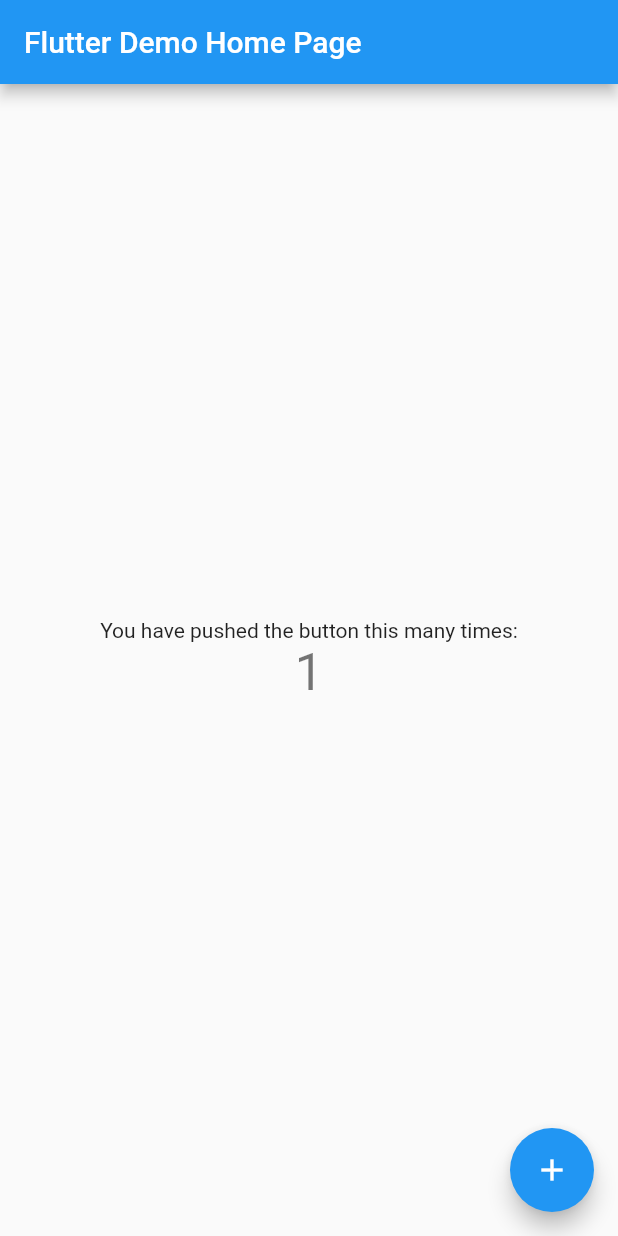
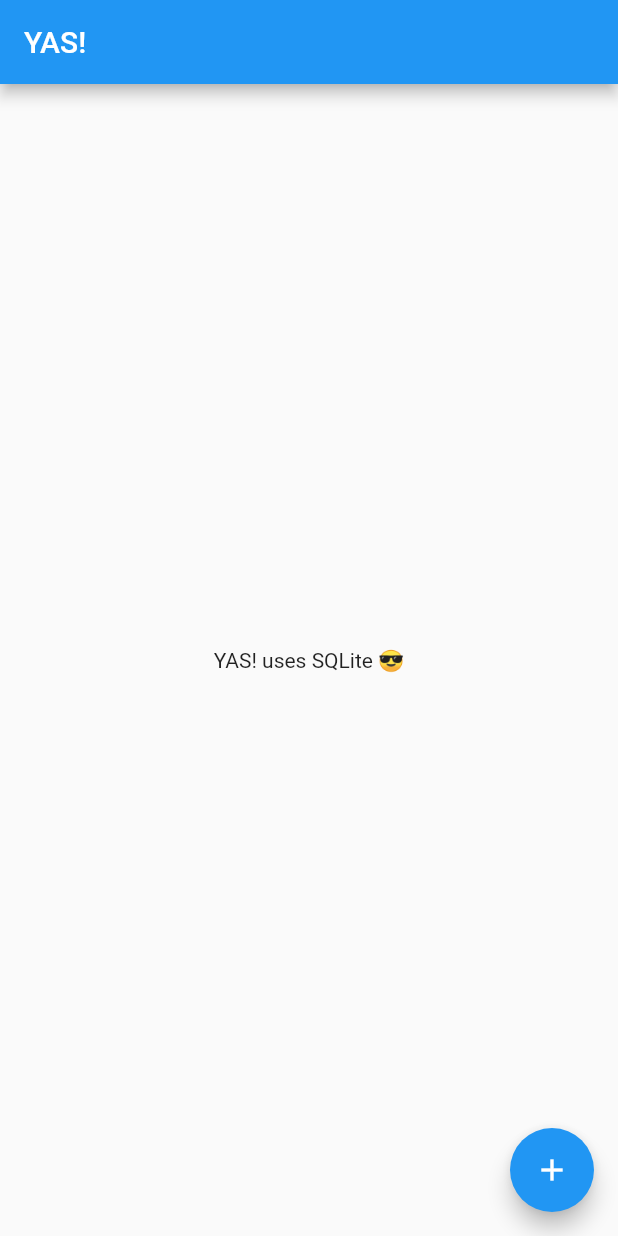
Before and after one commit to youaresafe/youaresafe, a Flutter app: the MyHomePage screen opened directly, after a tap on the "add" icon, on a phone screen of 412 x 824 dp. Run offline on Flutter 3.47's test engine with Material 2 defaults, Android fonts, the phone set to English and light mode, and no system bars; our stand-ins replace sqflite; accounts and stored records are empty.

Commit message:
Remove most boilerplate code and add sqflite

```diff
--- a/lib/main.dart
+++ b/lib/main.dart
@@ -1,4 +1,6 @@
 import 'package:flutter/material.dart';
+import 'package:flutter/services.dart';
+import 'package:sqflite/sqflite.dart';
 
 void main() {
   runApp(const MyApp());
@@ -7,40 +9,20 @@
 class MyApp extends StatelessWidget {
   const MyApp({Key? key}) : super(key: key);
 
-  // This widget is the root of your application.
   @override
   Widget build(BuildContext context) {
     return MaterialApp(
-      title: 'Flutter Demo',
+      title: 'YAS!',
       theme: ThemeData(
-        // This is the theme of your application.
-        //
-        // Try running your application with "flutter run". You'll see the
-        // application has a blue toolbar. Then, without quitting the app, try
-        // changing the primarySwatch below to Colors.green and then invoke
-        // "hot reload" (press "r" in the console where you ran "flutter run",
-        // or simply save your changes to "hot reload" in a Flutter IDE).
-        // Notice that the counter didn't reset back to zero; the application
-        // is not restarted.
         primarySwatch: Colors.blue,
       ),
-      home: const MyHomePage(title: 'Flutter Demo Home Page'),
+      home: const MyHomePage(title: 'YAS!'),
     );
   }
 }
 
 class MyHomePage extends StatefulWidget {
   const MyHomePage({Key? key, required this.title}) : super(key: key);
-
-  // This widget is the home page of your application. It is stateful, meaning
-  // that it has a State object (defined below) that contains fields that affect
-  // how it looks.
-
-  // This class is the configuration for the state. It holds the values (in this
-  // case the title) provided by the parent (in this case the App widget) and
-  // used by the build method of the State. Fields in a Widget subclass are
-  // always marked "final".
-
   final String title;
 
   @override
@@ -48,68 +30,26 @@
 }
 
 class _MyHomePageState extends State<MyHomePage> {
-  int _counter = 0;
-
-  void _incrementCounter() {
-    setState(() {
-      // This call to setState tells the Flutter framework that something has
-      // changed in this State, which causes it to rerun the build method below
-      // so that the display can reflect the updated values. If we changed
-      // _counter without calling setState(), then the build method would not be
-      // called again, and so nothing would appear to happen.
-      _counter++;
-    });
+  void countMovies() async {
+    // TODO: Implement accessing the SQLite file and count the number of movies.
   }
 
   @override
   Widget build(BuildContext context) {
-    // This method is rerun every time setState is called, for instance as done
-    // by the _incrementCounter method above.
-    //
-    // The Flutter framework has been optimized to make rerunning build methods
-    // fast, so that you can just rebuild anything that needs updating rather
-    // than having to individually change instances of widgets.
     return Scaffold(
       appBar: AppBar(
-        // Here we take the value from the MyHomePage object that was created by
-        // the App.build method, and use it to set our appbar title.
         title: Text(widget.title),
       ),
-      body: Center(
-        // Center is a layout widget. It takes a single child and positions it
-        // in the middle of the parent.
-        child: Column(
-          // Column is also a layout widget. It takes a list of children and
-          // arranges them vertically. By default, it sizes itself to fit its
-          // children horizontally, and tries to be as tall as its parent.
-          //
-          // Invoke "debug painting" (press "p" in the console, choose the
-          // "Toggle Debug Paint" action from the Flutter Inspector in Android
-          // Studio, or the "Toggle Debug Paint" command in Visual Studio Code)
-          // to see the wireframe for each widget.
-          //
-          // Column has various properties to control how it sizes itself and
-          // how it positions its children. Here we use mainAxisAlignment to
-          // center the children vertically; the main axis here is the vertical
-          // axis because Columns are vertical (the cross axis would be
-          // horizontal).
-          mainAxisAlignment: MainAxisAlignment.center,
-          children: <Widget>[
-            const Text(
-              'You have pushed the button this many times:',
-            ),
-            Text(
-              '$_counter',
-              style: Theme.of(context).textTheme.headline4,
-            ),
-          ],
+      body: const Center(
+        child: Text(
+          'YAS! uses SQLite 😎',
         ),
       ),
       floatingActionButton: FloatingActionButton(
-        onPressed: _incrementCounter,
-        tooltip: 'Increment',
+        onPressed: () async => countMovies(),
+        tooltip: 'YAS!',
         child: const Icon(Icons.add),
-      ), // This trailing comma makes auto-formatting nicer for build methods.
+      ),
     );
   }
 }
--- a/pubspec.yaml
+++ b/pubspec.yaml
@@ -34,6 +34,7 @@
   # The following adds the Cupertino Icons font to your application.
   # Use with the CupertinoIcons class for iOS style icons.
   cupertino_icons: ^1.0.2
+  sqflite: ^2.0.3+1
 
 dev_dependencies:
   flutter_test:
```
Also changed, not shown: pubspec.lock, 10 other files.
